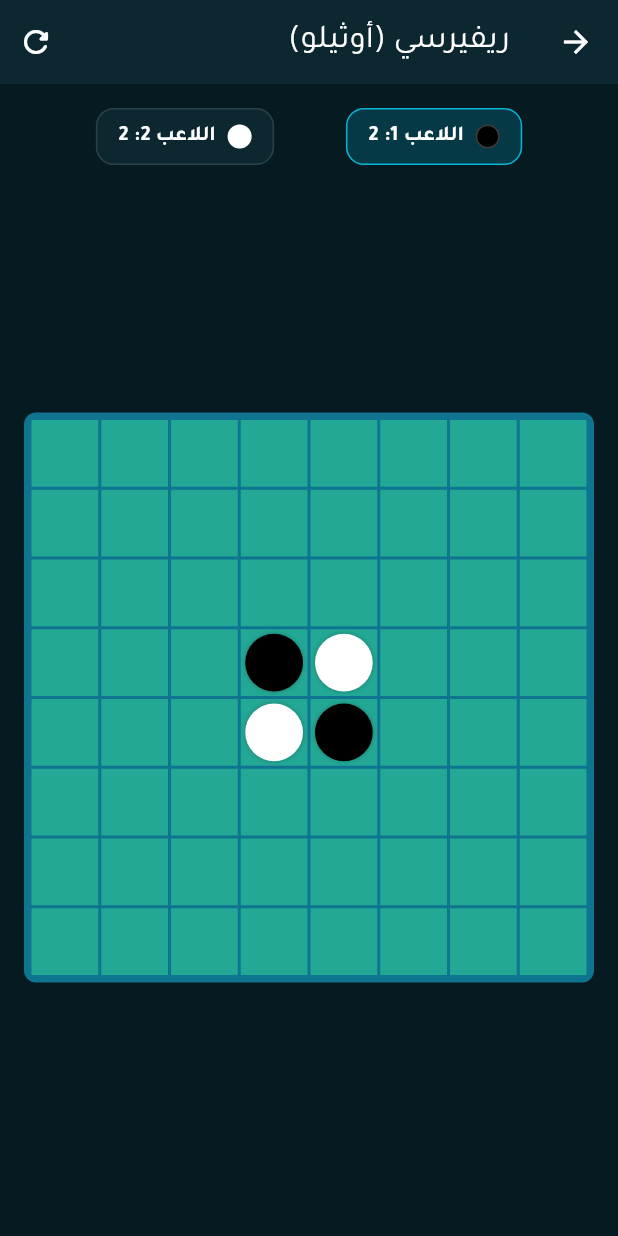
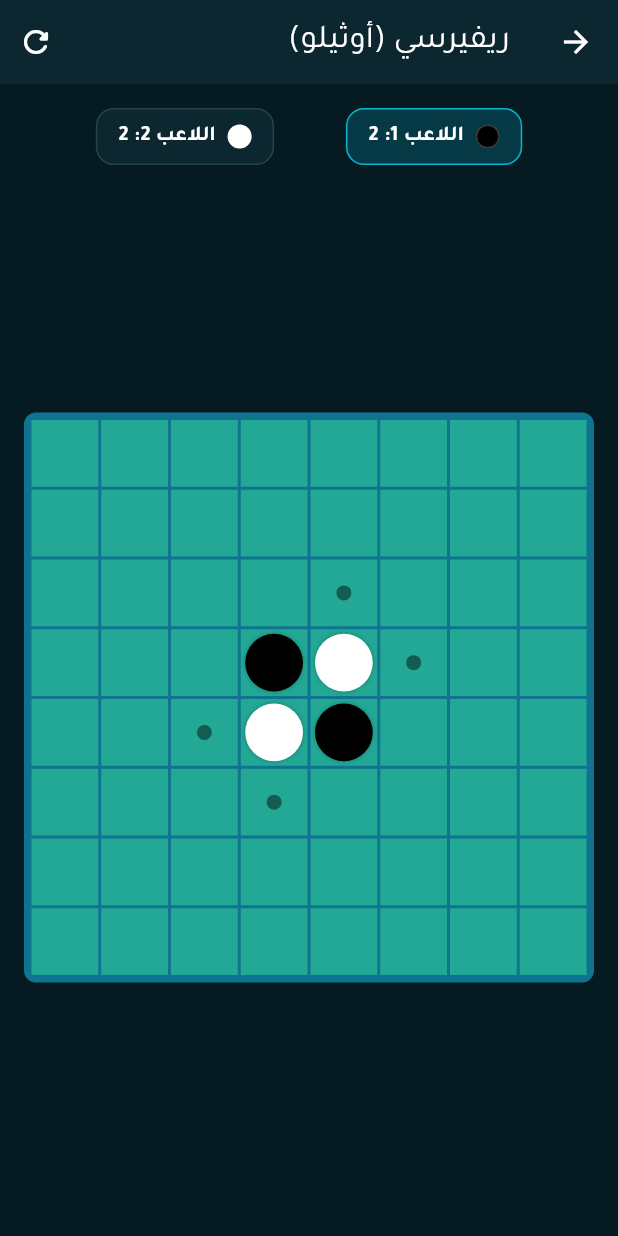
Before and after one commit to yasserbousfiha-creator/smart-organizer-web, a Flutter app: the ReversiScreen screen opened directly, on a phone screen of 412 x 824 dp. Run offline on Flutter 3.47's test engine with Material 3 defaults, Android fonts, the phone set to English and light mode, and no system bars; our stand-ins replace audioplayers, carousel_slider, supabase_flutter, timezone, url_strategy; missing offline and left inert: dart:html; accounts and stored records are empty; network calls fail.

Commit message:
Color Dots and Boxes lines per player, and add move hints to Reversi
- Dots and Boxes lines now track which player drew them and render in
  that player's color (blue/orange) instead of both always green.
- Reversi highlights the current player's legal moves with a small dot
  and shows a message when tapping a cell that isn't a legal capture,
  since silently ignoring the tap looked like the board had frozen to
  a player unfamiliar with the flanking rule.

```diff
--- a/lib/entertainment/reversi_screen.dart
+++ b/lib/entertainment/reversi_screen.dart
@@ -29,6 +29,7 @@ class _ReversiScreenState extends State<ReversiScreen> {
   int _currentPlayer = 1;
   String? _message;
   bool _gameOver = false;
+  Set<int> _validMoves = {};
 
   @override
   void initState() {
@@ -45,7 +46,20 @@ class _ReversiScreenState extends State<ReversiScreen> {
     _currentPlayer = 1;
     _message = null;
     _gameOver = false;
+    _validMoves = _computeValidMoves(_currentPlayer);
     setState(() {});
+  }
+
+  Set<int> _computeValidMoves(int player) {
+    final moves = <int>{};
+    for (var r = 0; r < _kSize; r++) {
+      for (var c = 0; c < _kSize; c++) {
+        if (_board[r][c] == 0 && _allFlanks(r, c, player).isNotEmpty) {
+          moves.add(r * _kSize + c);
+        }
+      }
+    }
+    return moves;
   }
 
   List<_Pos> _flanksInDirection(int row, int col, int dr, int dc, int player) {
@@ -96,7 +110,17 @@ class _ReversiScreenState extends State<ReversiScreen> {
   void _tap(int row, int col) {
     if (_gameOver) return;
     final flanks = _allFlanks(row, col, _currentPlayer);
-    if (flanks.isEmpty) return;
+    if (flanks.isEmpty) {
+      if (_board[row][col] == 0) {
+        ScaffoldMessenger.of(context).showSnackBar(
+          const SnackBar(
+            content: Text('ما تقدرش تلعب هنا، خصك تحاصر قطعة ديال خصمك بين قطعتين ديالك'),
+            duration: Duration(seconds: 2),
+          ),
+        );
+      }
+      return;
+    }
 
     setState(() {
       _board[row][col] = _currentPlayer;
@@ -117,6 +141,7 @@ class _ReversiScreenState extends State<ReversiScreen> {
             ? 'تعادل! $p1 - $p2'
             : 'فاز ${p1 > p2 ? "اللاعب 1 (أسود)" : "اللاعب 2 (أبيض)"}! $p1 - $p2';
       }
+      _validMoves = _gameOver ? {} : _computeValidMoves(_currentPlayer);
     });
   }
 
@@ -175,15 +200,15 @@ class _ReversiScreenState extends State<ReversiScreen> {
                           final row = i ~/ _kSize;
                           final col = i % _kSize;
                           final value = _board[row][col];
+                          final isValidMove = !_gameOver && _validMoves.contains(row * _kSize + col);
                           return GestureDetector(
                             behavior: HitTestBehavior.opaque,
                             onTap: () => _tap(row, col),
                             child: Container(
                               margin: const EdgeInsets.all(1),
                               color: AppColors.success.withValues(alpha: 0.55),
-                              child: value == 0
-                                  ? null
-                                  : Padding(
+                              child: value != 0
+                                  ? Padding(
                                       padding: const EdgeInsets.all(3),
                                       child: Container(
                                         decoration: BoxDecoration(
@@ -192,7 +217,20 @@ class _ReversiScreenState extends State<ReversiScreen> {
                                           boxShadow: const [BoxShadow(color: Colors.black26, blurRadius: 2)],
                                         ),
                                       ),
-                                    ),
+                                    )
+                                  : isValidMove
+                                      ? Center(
+                                          child: Container(
+                                            width: 10,
+                                            height: 10,
+                                            decoration: BoxDecoration(
+                                              shape: BoxShape.circle,
+                                              color: (_currentPlayer == 1 ? Colors.black : Colors.white)
+                                                  .withValues(alpha: 0.45),
+                                            ),
+                                          ),
+                                        )
+                                      : null,
                             ),
                           );
                         },
```
Also changed, not shown: lib/entertainment/dots_and_boxes_screen.dart (+19 -13 lines).
